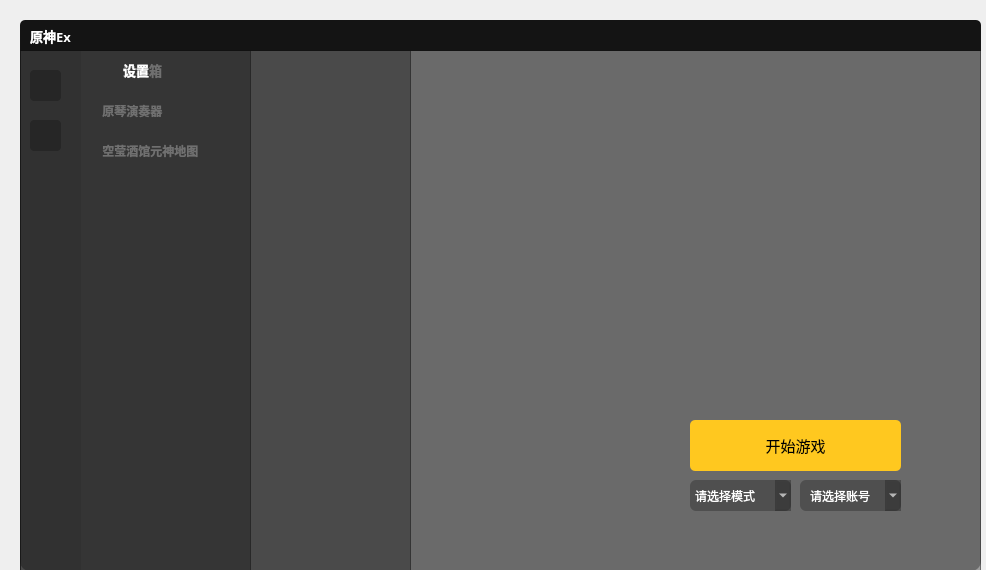
Qt form Launcher/res/Launcher.ui (Moxiner/YuanShenEx) before a commit.
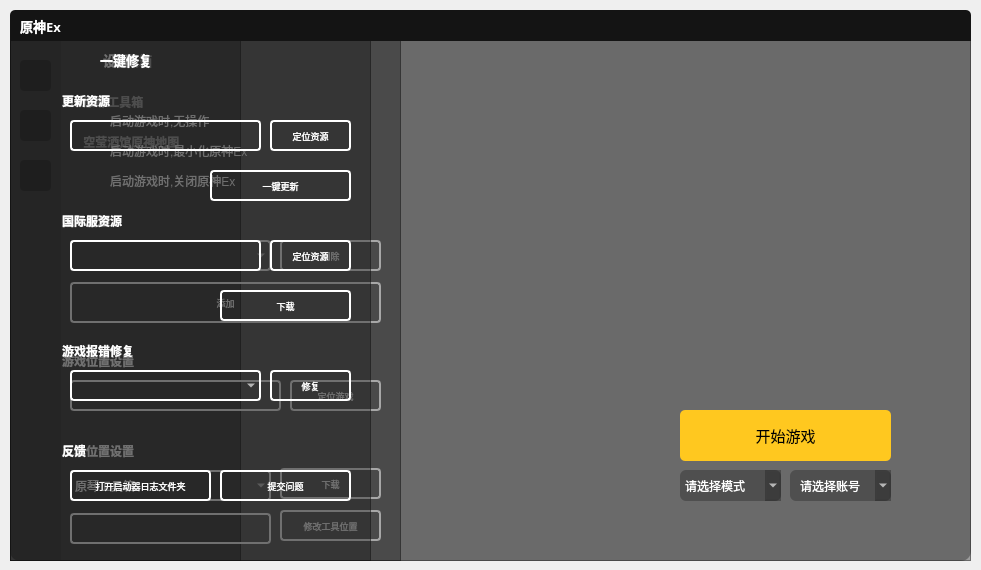
The same form after that commit. Icons and pictures are not drawn.

Commit message: 🔧 更新UI

```diff
--- a/Launcher/res/Launcher.ui
+++ b/Launcher/res/Launcher.ui
@@ -6,7 +6,7 @@
    <rect>
     <x>0</x>
     <y>0</y>
-    <width>986</width>
+    <width>981</width>
     <height>570</height>
    </rect>
   </property>
@@ -17,8 +17,8 @@
    <widget class="QFrame" name="Top_Frame">
     <property name="geometry">
      <rect>
-      <x>20</x>
-      <y>20</y>
+      <x>10</x>
+      <y>10</y>
       <width>961</width>
       <height>31</height>
      </rect>
@@ -138,8 +138,8 @@
    <widget class="QFrame" name="MainFrame">
     <property name="geometry">
      <rect>
-      <x>20</x>
-      <y>50</y>
+      <x>10</x>
+      <y>40</y>
       <width>961</width>
       <height>521</height>
      </rect>
@@ -163,7 +163,12 @@
       </rect>
      </property>
      <property name="styleSheet">
-      <string notr="true">QLabel {	
+      <string notr="true">QScrollArea {
+	background-color: rgba(255, 255, 255, 0);
+	border:none；
+}
+
+QLabel {	
 	background-color: rgba(255, 255, 255, 0);
 	color: rgb(255, 255, 255);
 }
@@ -210,7 +215,7 @@
         <normaloff>:/ico/app.png</normaloff>:/ico/app.png</iconset>
       </property>
      </widget>
-     <widget class="QLabel" name="APP_Title_Lable">
+     <widget class="QLabel" name="APP_Title_Label">
       <property name="geometry">
        <rect>
         <x>103</x>
@@ -234,34 +239,61 @@
        <string>工具箱</string>
       </property>
      </widget>
-     <widget class="QPushButton" name="pushButton">
+     <widget class="QScrollArea" name="APP_ScrollArea_2">
       <property name="geometry">
        <rect>
-        <x>60</x>
+        <x>50</x>
         <y>40</y>
-        <width>171</width>
-        <height>41</height>
+        <width>181</width>
+        <height>471</height>
        </rect>
       </property>
-      <property name="font">
-       <font>
-        <family>微软雅黑</family>
-        <pointsize>9</pointsize>
-        <weight>75</weight>
-        <bold>true</bold>
-       </font>
+      <property name="styleSheet">
+       <string notr="true">QWidget#APP_ScrollArea {
+background-color: rgba(0, 0, 0, 0);
+border:none；
+}</string>
       </property>
-      <property name="focusPolicy">
-       <enum>Qt::WheelFocus</enum>
+      <property name="widgetResizable">
+       <bool>true</bool>
       </property>
-      <property name="contextMenuPolicy">
-       <enum>Qt::NoContextMenu</enum>
-      </property>
-      <property name="layoutDirection">
-       <enum>Qt::LeftToRight</enum>
-      </property>
-      <property name="styleSheet">
-       <string notr="true">QPushButton
+      <widget class="QWidget" name="APP_ScrollArea">
+       <property name="geometry">
+        <rect>
+         <x>0</x>
+         <y>0</y>
+         <width>181</width>
+         <height>471</height>
+        </rect>
+       </property>
+       <widget class="QPushButton" name="APP_Map_PushButton">
+        <property name="geometry">
+         <rect>
+          <x>0</x>
+          <y>40</y>
+          <width>181</width>
+          <height>41</height>
+         </rect>
+        </property>
+        <property name="font">
+         <font>
+          <family>微软雅黑</family>
+          <pointsize>9</pointsize>
+          <weight>75</weight>
+          <bold>true</bold>
+         </font>
+        </property>
+        <property name="focusPolicy">
+         <enum>Qt::WheelFocus</enum>
+        </property>
+        <property name="contextMenuPolicy">
+         <enum>Qt::NoContextMenu</enum>
+        </property>
+        <property name="layoutDirection">
+         <enum>Qt::LeftToRight</enum>
+        </property>
+        <property name="styleSheet">
+         <string notr="true">QPushButton
 {	
     background-image: url(:/configIcon.png);
     background-origin: content;
@@ -271,55 +303,55 @@
     text-align: left;
 }
 </string>
-      </property>
-      <property name="text">
-       <string>    原琴演奏器</string>
-      </property>
-      <property name="icon">
-       <iconset resource="res.qrc">
-        <normaloff>:/app_icon/Genshin_auto_play.png</normaloff>:/app_icon/Genshin_auto_play.png</iconset>
-      </property>
-      <property name="iconSize">
-       <size>
-        <width>25</width>
-        <height>25</height>
-       </size>
-      </property>
-      <property name="autoRepeatDelay">
-       <number>300</number>
-      </property>
-      <property name="autoDefault">
-       <bool>false</bool>
-      </property>
-     </widget>
-     <widget class="QPushButton" name="pushButton_2">
-      <property name="geometry">
-       <rect>
-        <x>60</x>
-        <y>80</y>
-        <width>171</width>
-        <height>41</height>
-       </rect>
-      </property>
-      <property name="font">
-       <font>
-        <family>微软雅黑</family>
-        <pointsize>9</pointsize>
-        <weight>75</weight>
-        <bold>true</bold>
-       </font>
-      </property>
-      <property name="focusPolicy">
-       <enum>Qt::WheelFocus</enum>
-      </property>
-      <property name="contextMenuPolicy">
-       <enum>Qt::NoContextMenu</enum>
-      </property>
-      <property name="layoutDirection">
-       <enum>Qt::LeftToRight</enum>
-      </property>
-      <property name="styleSheet">
-       <string notr="true">QPushButton
+        </property>
+        <property name="text">
+         <string>    空莹酒馆原神地图</string>
+        </property>
+        <property name="icon">
+         <iconset resource="res.qrc">
+          <normaloff>:/app_icon/Map.ico</normaloff>:/app_icon/Map.ico</iconset>
+        </property>
+        <property name="iconSize">
+         <size>
+          <width>25</width>
+          <height>25</height>
+         </size>
+        </property>
+        <property name="autoRepeatDelay">
+         <number>300</number>
+        </property>
+        <property name="autoDefault">
+         <bool>false</bool>
+        </property>
+       </widget>
+       <widget class="QPushButton" name="APP_GenShinAutoPlayer_PushButton">
+        <property name="geometry">
+         <rect>
+          <x>0</x>
+          <y>0</y>
+          <width>181</width>
+          <height>41</height>
+         </rect>
+        </property>
+        <property name="font">
+         <font>
+          <family>微软雅黑</family>
+          <pointsize>9</pointsize>
+          <weight>75</weight>
+          <bold>true</bold>
+         </font>
+        </property>
+        <property name="focusPolicy">
+         <enum>Qt::WheelFocus</enum>
+        </property>
+        <property name="contextMenuPolicy">
+         <enum>Qt::NoContextMenu</enum>
+        </property>
+        <property name="layoutDirection">
+         <enum>Qt::LeftToRight</enum>
+        </property>
+        <property name="styleSheet">
+         <string notr="true">QPushButton
 {	
     background-image: url(:/configIcon.png);
     background-origin: content;
@@ -329,27 +361,32 @@
     text-align: left;
 }
 </string>
-      </property>
-      <property name="text">
-       <string>    空莹酒馆元神地图</string>
-      </property>
-      <property name="icon">
-       <iconset resource="res.qrc">
-        <normaloff>:/app_icon/Map.ico</normaloff>:/app_icon/Map.ico</iconset>
-      </property>
-      <property name="iconSize">
-       <size>
-        <width>25</width>
-        <height>25</height>
-       </size>
-      </property>
-      <property name="autoRepeatDelay">
-       <number>300</number>
-      </property>
-      <property name="autoDefault">
-       <bool>false</bool>
-      </property>
+        </property>
+        <property name="text">
+         <string>    原琴工具箱</string>
+        </property>
+        <property name="icon">
+         <iconset resource="res.qrc">
+          <normaloff>:/app_icon/Genshin_auto_play.png</normaloff>:/app_icon/Genshin_auto_play.png</iconset>
+        </property>
+        <property name="iconSize">
+         <size>
+          <width>25</width>
+          <height>25</height>
+         </size>
+        </property>
+        <property name="autoRepeatDelay">
+         <number>300</number>
+        </property>
+        <property name="autoDefault">
+         <bool>false</bool>
+        </property>
+       </widget>
+      </widget>
      </widget>
+     <zorder>APP_ScrollArea_2</zorder>
+     <zorder>APP_Icon</zorder>
+     <zorder>APP_Title_Label</zorder>
     </widget>
     <widget class="QLabel" name="Background_Label">
      <property name="geometry">
@@ -409,7 +446,7 @@
      <widget class="QPushButton" name="APP_Icon_4">
       <property name="geometry">
        <rect>
-        <x>60</x>
+        <x>50</x>
         <y>0</y>
         <width>41</width>
         <height>41</height>
@@ -429,7 +466,7 @@
      <widget class="QLabel" name="APP_Title_Lable_4">
       <property name="geometry">
        <rect>
-        <x>103</x>
+        <x>93</x>
         <y>4</y>
         <width>61</width>
         <height>31</height>
@@ -450,14 +487,787 @@
        <string>设置</string>
       </property>
      </widget>
+     <widget class="QScrollArea" name="scrollArea">
+      <property name="geometry">
+       <rect>
+        <x>50</x>
+        <y>40</y>
+        <width>331</width>
+        <height>471</height>
+       </rect>
+      </property>
+      <property name="styleSheet">
+       <string notr="true">background-color: rgba(255, 255, 255, 0);
+border:none</string>
+      </property>
+      <property name="widgetResizable">
+       <bool>true</bool>
+      </property>
+      <widget class="QWidget" name="scrollAreaWidgetContents">
+       <property name="geometry">
+        <rect>
+         <x>0</x>
+         <y>0</y>
+         <width>331</width>
+         <height>471</height>
+        </rect>
+       </property>
+       <widget class="QGroupBox" name="groupBox">
+        <property name="geometry">
+         <rect>
+          <x>0</x>
+          <y>10</y>
+          <width>321</width>
+          <height>111</height>
+         </rect>
+        </property>
+        <property name="font">
+         <font>
+          <family>微软雅黑</family>
+          <weight>75</weight>
+          <bold>true</bold>
+         </font>
+        </property>
+        <property name="styleSheet">
+         <string notr="true">color: rgb(255, 255, 255);</string>
+        </property>
+        <property name="title">
+         <string>启动设置</string>
+        </property>
+        <widget class="QRadioButton" name="radioButton">
+         <property name="geometry">
+          <rect>
+           <x>30</x>
+           <y>80</y>
+           <width>221</width>
+           <height>21</height>
+          </rect>
+         </property>
+         <property name="text">
+          <string>启动游戏时,关闭原神Ex</string>
+         </property>
+        </widget>
+        <widget class="QRadioButton" name="radioButton_2">
+         <property name="geometry">
+          <rect>
+           <x>30</x>
+           <y>50</y>
+           <width>171</width>
+           <height>21</height>
+          </rect>
+         </property>
+         <property name="text">
+          <string>启动游戏时,最小化原神Ex</string>
+         </property>
+        </widget>
+        <widget class="QRadioButton" name="radioButton_3">
+         <property name="geometry">
+          <rect>
+           <x>30</x>
+           <y>20</y>
+           <width>171</width>
+           <height>21</height>
+          </rect>
+         </property>
+         <property name="text">
+          <string>启动游戏时,无操作</string>
+         </property>
+        </widget>
+       </widget>
+       <widget class="QGroupBox" name="groupBox_3">
+        <property name="geometry">
+         <rect>
+          <x>0</x>
+          <y>270</y>
+          <width>321</width>
+          <height>71</height>
+         </rect>
+        </property>
+        <property name="font">
+         <font>
+          <family>微软雅黑</family>
+          <weight>75</weight>
+          <bold>true</bold>
+         </font>
+        </property>
+        <property name="styleSheet">
+         <string notr="true">color: rgb(255, 255, 255);</string>
+        </property>
+        <property name="title">
+         <string>游戏位置设置</string>
+        </property>
+        <widget class="QLineEdit" name="Path_LineEdit">
+         <property name="geometry">
+          <rect>
+           <x>10</x>
+           <y>30</y>
+           <width>211</width>
+           <height>31</height>
+          </rect>
+         </property>
+         <property name="font">
+          <font>
+           <family>微软雅黑</family>
+          </font>
+         </property>
+         <property name="styleSheet">
+          <string notr="true">border: 2px solid white;
+border-radius: 4px;</string>
+         </property>
+        </widget>
+        <widget class="QPushButton" name="Look_Button">
+         <property name="geometry">
+          <rect>
+           <x>230</x>
+           <y>30</y>
+           <width>91</width>
+           <height>31</height>
+          </rect>
+         </property>
+         <property name="font">
+          <font>
+           <family>微软雅黑</family>
+           <pointsize>7</pointsize>
+          </font>
+         </property>
+         <property name="styleSheet">
+          <string notr="true">border: 2px solid white;
+border-radius: 4px;</string>
+         </property>
+         <property name="text">
+          <string>定位游戏</string>
+         </property>
+        </widget>
+       </widget>
+       <widget class="QGroupBox" name="groupBox_4">
+        <property name="geometry">
+         <rect>
+          <x>0</x>
+          <y>360</y>
+          <width>331</width>
+          <height>121</height>
+         </rect>
+        </property>
+        <property name="font">
+         <font>
+          <family>微软雅黑</family>
+          <weight>75</weight>
+          <bold>true</bold>
+         </font>
+        </property>
+        <property name="styleSheet">
+         <string notr="true">color: rgb(255, 255, 255);</string>
+        </property>
+        <property name="title">
+         <string>工具位置设置</string>
+        </property>
+        <widget class="QPushButton" name="Look_Button_2">
+         <property name="geometry">
+          <rect>
+           <x>220</x>
+           <y>70</y>
+           <width>101</width>
+           <height>31</height>
+          </rect>
+         </property>
+         <property name="font">
+          <font>
+           <family>微软雅黑</family>
+           <pointsize>7</pointsize>
+          </font>
+         </property>
+         <property name="styleSheet">
+          <string notr="true">border: 2px solid white;
+border-radius: 4px;</string>
+         </property>
+         <property name="text">
+          <string>修改工具位置</string>
+         </property>
+        </widget>
+        <widget class="QComboBox" name="comboBox">
+         <property name="geometry">
+          <rect>
+           <x>10</x>
+           <y>30</y>
+           <width>201</width>
+           <height>31</height>
+          </rect>
+         </property>
+         <property name="styleSheet">
+          <string notr="true">border: 2px solid white;
+border-radius: 4px;</string>
+         </property>
+         <item>
+          <property name="text">
+           <string>原琴工具箱</string>
+          </property>
+         </item>
+         <item>
+          <property name="text">
+           <string>空莹酒馆元神地图</string>
+          </property>
+         </item>
+        </widget>
+        <widget class="QLineEdit" name="Path_LineEdit_2">
+         <property name="geometry">
+          <rect>
+           <x>10</x>
+           <y>73</y>
+           <width>201</width>
+           <height>31</height>
+          </rect>
+         </property>
+         <property name="font">
+          <font>
+           <family>微软雅黑</family>
+          </font>
+         </property>
+         <property name="styleSheet">
+          <string notr="true">border: 2px solid white;
+border-radius: 4px;</string>
+         </property>
+        </widget>
+        <widget class="QPushButton" name="Look_Button_3">
+         <property name="geometry">
+          <rect>
+           <x>220</x>
+           <y>28</y>
+           <width>101</width>
+           <height>31</height>
+          </rect>
+         </property>
+         <property name="font">
+          <font>
+           <family>微软雅黑</family>
+           <pointsize>7</pointsize>
+          </font>
+         </property>
+         <property name="styleSheet">
+          <string notr="true">border: 2px solid white;
+border-radius: 4px;</string>
+         </property>
+         <property name="text">
+          <string>下载</string>
+         </property>
+        </widget>
+       </widget>
+       <widget class="QGroupBox" name="groupBox_2">
+        <property name="geometry">
+         <rect>
+          <x>0</x>
+          <y>130</y>
+          <width>321</width>
+          <height>121</height>
+         </rect>
+        </property>
+        <property name="font">
+         <font>
+          <family>微软雅黑</family>
+          <weight>75</weight>
+          <bold>true</bold>
+         </font>
+        </property>
+        <property name="styleSheet">
+         <string notr="true">color: rgb(255, 255, 255);</string>
+        </property>
+        <property name="title">
+         <string>账号管理</string>
+        </property>
+        <widget class="QComboBox" name="comboBox_2">
+         <property name="geometry">
+          <rect>
+           <x>10</x>
+           <y>30</y>
+           <width>201</width>
+           <height>31</height>
+          </rect>
+         </property>
+         <property name="styleSheet">
+          <string notr="true">border: 2px solid white;
+border-radius: 4px;</string>
+         </property>
+        </widget>
+        <widget class="QPushButton" name="Look_Button_4">
+         <property name="geometry">
+          <rect>
+           <x>220</x>
+           <y>30</y>
+           <width>101</width>
+           <height>31</height>
+          </rect>
+         </property>
+         <property name="font">
+          <font>
+           <family>微软雅黑</family>
+           <pointsize>7</pointsize>
+          </font>
+         </property>
+         <property name="styleSheet">
+          <string notr="true">border: 2px solid white;
+border-radius: 4px;</string>
+         </property>
+         <property name="text">
+          <string>删除</string>
+         </property>
+        </widget>
+        <widget class="QPushButton" name="Look_Button_5">
+         <property name="geometry">
+          <rect>
+           <x>10</x>
+           <y>72</y>
+           <width>311</width>
+           <height>41</height>
+          </rect>
+         </property>
+         <property name="font">
+          <font>
+           <family>微软雅黑</family>
+           <pointsize>7</pointsize>
+          </font>
+         </property>
+         <property name="styleSheet">
+          <string notr="true">border: 2px solid white;
+border-radius: 4px;</string>
+         </property>
+         <property name="text">
+          <string>添加</string>
+         </property>
+        </widget>
+       </widget>
+      </widget>
+     </widget>
+     <zorder>scrollArea</zorder>
+     <zorder>APP_Icon_4</zorder>
+     <zorder>APP_Title_Lable_4</zorder>
     </widget>
+    <widget class="QFrame" name="FixedFrame">
+     <property name="geometry">
+      <rect>
+       <x>0</x>
+       <y>0</y>
+       <width>361</width>
+       <height>521</height>
+      </rect>
+     </property>
+     <property name="styleSheet">
+      <string notr="true">QLabel {	
+	background-color: rgba(255, 255, 255, 0);
+	color: rgb(255, 255, 255);
+}
+QPushButton {
+	background-color: rgba(255, 255, 255, 0);
+	color: rgb(255, 255, 255);
+	background-origin: content;
+    background-position: left;
+    background-repeat: no-repeat;
+    text-align: center;
+	border:none;
+
+}
+QPushButton:hover
+{	
+	border:none;
+    background-color: rgba(255, 255, 255 );
+    color: rgb(0, 0, 0 );
+}</string>
+     </property>
+     <property name="frameShape">
+      <enum>QFrame::StyledPanel</enum>
+     </property>
+     <property name="frameShadow">
+      <enum>QFrame::Raised</enum>
+     </property>
+     <widget class="QPushButton" name="Fixed_Icon">
+      <property name="geometry">
+       <rect>
+        <x>47</x>
+        <y>0</y>
+        <width>41</width>
+        <height>41</height>
+       </rect>
+      </property>
+      <property name="styleSheet">
+       <string notr="true">background-color: rgba(255, 255, 255, 0);</string>
+      </property>
+      <property name="text">
+       <string/>
+      </property>
+      <property name="icon">
+       <iconset resource="res.qrc">
+        <normaloff>:/ico/fixed.png</normaloff>:/ico/fixed.png</iconset>
+      </property>
+     </widget>
+     <widget class="QLabel" name="Fixed_Title_Lable">
+      <property name="geometry">
+       <rect>
+        <x>90</x>
+        <y>4</y>
+        <width>61</width>
+        <height>31</height>
+       </rect>
+      </property>
+      <property name="font">
+       <font>
+        <family>微软雅黑</family>
+        <pointsize>10</pointsize>
+        <weight>75</weight>
+        <bold>true</bold>
+       </font>
+      </property>
+      <property name="styleSheet">
+       <string notr="true">color: rgb(255, 255, 255);</string>
+      </property>
+      <property name="text">
+       <string>一键修复</string>
+      </property>
+     </widget>
+     <widget class="QScrollArea" name="Fixed_ScrollArea">
+      <property name="geometry">
+       <rect>
+        <x>50</x>
+        <y>40</y>
+        <width>311</width>
+        <height>451</height>
+       </rect>
+      </property>
+      <property name="styleSheet">
+       <string notr="true">background-color: rgba(255, 255, 255, 0);
+border:none</string>
+      </property>
+      <property name="widgetResizable">
+       <bool>true</bool>
+      </property>
+      <widget class="QWidget" name="scrollAreaWidgetContents_5">
+       <property name="geometry">
+        <rect>
+         <x>0</x>
+         <y>0</y>
+         <width>311</width>
+         <height>451</height>
+        </rect>
+       </property>
+       <widget class="QGroupBox" name="UpdateLauncherSrc_GroupBox">
+        <property name="geometry">
+         <rect>
+          <x>0</x>
+          <y>10</y>
+          <width>311</width>
+          <height>121</height>
+         </rect>
+        </property>
+        <property name="font">
+         <font>
+          <family>微软雅黑</family>
+          <weight>75</weight>
+          <bold>true</bold>
+         </font>
+        </property>
+        <property name="styleSheet">
+         <string notr="true">color: rgb(255, 255, 255);</string>
+        </property>
+        <property name="title">
+         <string>更新资源</string>
+        </property>
+        <widget class="QPushButton" name="UpdateLauncherSrc_Download_Button">
+         <property name="geometry">
+          <rect>
+           <x>150</x>
+           <y>80</y>
+           <width>141</width>
+           <height>31</height>
+          </rect>
+         </property>
+         <property name="font">
+          <font>
+           <family>微软雅黑</family>
+           <pointsize>7</pointsize>
+          </font>
+         </property>
+         <property name="styleSheet">
+          <string notr="true">border: 2px solid white;
+border-radius: 4px;</string>
+         </property>
+         <property name="text">
+          <string>一键更新</string>
+         </property>
+        </widget>
+        <widget class="QLineEdit" name="UpdateLauncherSrc_Path_LineEdit">
+         <property name="geometry">
+          <rect>
+           <x>10</x>
+           <y>30</y>
+           <width>191</width>
+           <height>31</height>
+          </rect>
+         </property>
+         <property name="font">
+          <font>
+           <family>微软雅黑</family>
+          </font>
+         </property>
+         <property name="styleSheet">
+          <string notr="true">border: 2px solid white;
+border-radius: 4px;</string>
+         </property>
+        </widget>
+        <widget class="QPushButton" name="UpdateLauncherSrc_Look_Button">
+         <property name="geometry">
+          <rect>
+           <x>210</x>
+           <y>30</y>
+           <width>81</width>
+           <height>31</height>
+          </rect>
+         </property>
+         <property name="font">
+          <font>
+           <family>微软雅黑</family>
+           <pointsize>7</pointsize>
+          </font>
+         </property>
+         <property name="styleSheet">
+          <string notr="true">border: 2px solid white;
+border-radius: 4px;</string>
+         </property>
+         <property name="text">
+          <string>定位资源</string>
+         </property>
+        </widget>
+       </widget>
+       <widget class="QGroupBox" name="GameFixed_GroupBox">
+        <property name="geometry">
+         <rect>
+          <x>0</x>
+          <y>260</y>
+          <width>321</width>
+          <height>81</height>
+         </rect>
+        </property>
+        <property name="font">
+         <font>
+          <family>微软雅黑</family>
+          <weight>75</weight>
+          <bold>true</bold>
+         </font>
+        </property>
+        <property name="styleSheet">
+         <string notr="true">color: rgb(255, 255, 255);</string>
+        </property>
+        <property name="title">
+         <string>游戏报错修复</string>
+        </property>
+        <widget class="QPushButton" name="GameFixed_Fixed_Button">
+         <property name="geometry">
+          <rect>
+           <x>210</x>
+           <y>30</y>
+           <width>81</width>
+           <height>31</height>
+          </rect>
+         </property>
+         <property name="font">
+          <font>
+           <family>微软雅黑</family>
+           <pointsize>7</pointsize>
+          </font>
+         </property>
+         <property name="styleSheet">
+          <string notr="true">border: 2px solid white;
+border-radius: 4px;</string>
+         </property>
+         <property name="text">
+          <string>修复</string>
+         </property>
+        </widget>
+        <widget class="QComboBox" name="GameFixed_Mode_ComboBox">
+         <property name="geometry">
+          <rect>
+           <x>10</x>
+           <y>30</y>
+           <width>191</width>
+           <height>31</height>
+          </rect>
+         </property>
+         <property name="styleSheet">
+          <string notr="true">border: 2px solid white;
+border-radius: 4px;</string>
+         </property>
+        </widget>
+       </widget>
+       <widget class="QGroupBox" name="UpdateGuoJiFuSrc_GroupBox">
+        <property name="geometry">
+         <rect>
+          <x>0</x>
+          <y>130</y>
+          <width>311</width>
+          <height>121</height>
+         </rect>
+        </property>
+        <property name="font">
+         <font>
+          <family>微软雅黑</family>
+          <weight>75</weight>
+          <bold>true</bold>
+         </font>
+        </property>
+        <property name="styleSheet">
+         <string notr="true">color: rgb(255, 255, 255);</string>
+        </property>
+        <property name="title">
+         <string>国际服资源</string>
+        </property>
+        <widget class="QPushButton" name="UpdateGuoJiFuSrc_Look_Button">
+         <property name="geometry">
+          <rect>
+           <x>210</x>
+           <y>30</y>
+           <width>81</width>
+           <height>31</height>
+          </rect>
+         </property>
+         <property name="font">
+          <font>
+           <family>微软雅黑</family>
+           <pointsize>7</pointsize>
+          </font>
+         </property>
+         <property name="styleSheet">
+          <string notr="true">border: 2px solid white;
+border-radius: 4px;</string>
+         </property>
+         <property name="text">
+          <string>定位资源</string>
+         </property>
+        </widget>
+        <widget class="QLineEdit" name="UpdateGuoJiFuSrc_Path_LineEdit">
+         <property name="geometry">
+          <rect>
+           <x>10</x>
+           <y>30</y>
+           <width>191</width>
+           <height>31</height>
+          </rect>
+         </property>
+         <property name="font">
+          <font>
+           <family>微软雅黑</family>
+          </font>
+         </property>
+         <property name="styleSheet">
+          <string notr="true">border: 2px solid white;
+border-radius: 4px;</string>
+         </property>
+         <property name="text">
+          <string/>
+         </property>
+        </widget>
+        <widget class="QPushButton" name="UpdateGuoJiFuSrc_Download_Button">
+         <property name="geometry">
+          <rect>
+           <x>160</x>
+           <y>80</y>
+           <width>131</width>
+           <height>31</height>
+          </rect>
+         </property>
+         <property name="font">
+          <font>
+           <family>微软雅黑</family>
+           <pointsize>7</pointsize>
+          </font>
+         </property>
+         <property name="styleSheet">
+          <string notr="true">border: 2px solid white;
+border-radius: 4px;</string>
+         </property>
+         <property name="text">
+          <string>下载</string>
+         </property>
+        </widget>
+       </widget>
+       <widget class="QGroupBox" name="Report_GroupBox">
+        <property name="geometry">
+         <rect>
+          <x>0</x>
+          <y>360</y>
+          <width>321</width>
+          <height>131</height>
+         </rect>
+        </property>
+        <property name="font">
+         <font>
+          <family>微软雅黑</family>
+          <weight>75</weight>
+          <bold>true</bold>
+         </font>
+        </property>
+        <property name="styleSheet">
+         <string notr="true">color: rgb(255, 255, 255);</string>
+        </property>
+        <property name="title">
+         <string>反馈</string>
+        </property>
+        <widget class="QPushButton" name="Report_Report_Button">
+         <property name="geometry">
+          <rect>
+           <x>160</x>
+           <y>30</y>
+           <width>131</width>
+           <height>31</height>
+          </rect>
+         </property>
+         <property name="font">
+          <font>
+           <family>微软雅黑</family>
+           <pointsize>7</pointsize>
+          </font>
+         </property>
+         <property name="styleSheet">
+          <string notr="true">border: 2px solid white;
+border-radius: 4px;</string>
+         </property>
+         <property name="text">
+          <string>提交问题</string>
+         </property>
+        </widget>
+        <widget class="QPushButton" name="Report_OpenLog_Button">
+         <property name="geometry">
+          <rect>
+           <x>10</x>
+           <y>30</y>
+           <width>141</width>
+           <height>31</height>
+          </rect>
+         </property>
+         <property name="font">
+          <font>
+           <family>微软雅黑</family>
+           <pointsize>7</pointsize>
+          </font>
+         </property>
+         <property name="styleSheet">
+          <string notr="true">border: 2px solid white;
+border-radius: 4px;</string>
+         </property>
+         <property name="text">
+          <string>打开启动器日志文件夹</string>
+         </property>
+        </widget>
+       </widget>
+      </widget>
+     </widget>
+    </widget>
+    <zorder>AppFrame</zorder>
+    <zorder>SetFrame</zorder>
+    <zorder>Background_Label</zorder>
+    <zorder>FixedFrame</zorder>
    </widget>
    <widget class="QFrame" name="Left_Frame">
     <property name="geometry">
      <rect>
-      <x>20</x>
-      <y>50</y>
-      <width>61</width>
+      <x>10</x>
+      <y>40</y>
+      <width>51</width>
       <height>521</height>
      </rect>
     </property>
@@ -494,11 +1304,28 @@
        <normaloff>:/ico/app.png</normaloff>:/ico/app.png</iconset>
      </property>
     </widget>
-    <widget class="QPushButton" name="Set_PushButton_2">
+    <widget class="QPushButton" name="Fixed_PushButton">
      <property name="geometry">
       <rect>
        <x>10</x>
        <y>70</y>
+       <width>31</width>
+       <height>31</height>
+      </rect>
+     </property>
+     <property name="text">
+      <string/>
+     </property>
+     <property name="icon">
+      <iconset resource="res.qrc">
+       <normaloff>:/ico/fixed.png</normaloff>:/ico/fixed.png</iconset>
+     </property>
+    </widget>
+    <widget class="QPushButton" name="Set_PushButton">
+     <property name="geometry">
+      <rect>
+       <x>10</x>
+       <y>120</y>
        <width>31</width>
        <height>31</height>
       </rect>
@@ -511,12 +1338,15 @@
        <normaloff>:/ico/setting.png</normaloff>:/ico/setting.png</iconset>
      </property>
     </widget>
+    <zorder>Set_PushButton</zorder>
+    <zorder>Fixed_PushButton</zorder>
+    <zorder>APP_PushButton</zorder>
    </widget>
    <widget class="QFrame" name="Start_Frame">
     <property name="geometry">
      <rect>
-      <x>680</x>
-      <y>410</y>
+      <x>670</x>
+      <y>400</y>
       <width>231</width>
       <height>111</height>
      </rect>
@@ -583,7 +1413,11 @@
       </font>
      </property>
      <property name="styleSheet">
-      <string notr="true">QComboBox{
+      <string notr="true">QWidget {
+	background-color: rgba(20, 20, 20, 0);
+	border-radius:6px;
+}
+QComboBox{
 	background-color: rgba(20, 20, 20, 80);
 	border-radius:6px;
 	padding-left: 5px;	
@@ -671,8 +1505,8 @@
      </item>
     </widget>
    </widget>
-   <zorder>Top_Frame</zorder>
    <zorder>MainFrame</zorder>
+   <zorder>Top_Frame</zorder>
    <zorder>Start_Frame</zorder>
    <zorder>Left_Frame</zorder>
   </widget>
```
The commit also changes 2 other files.
